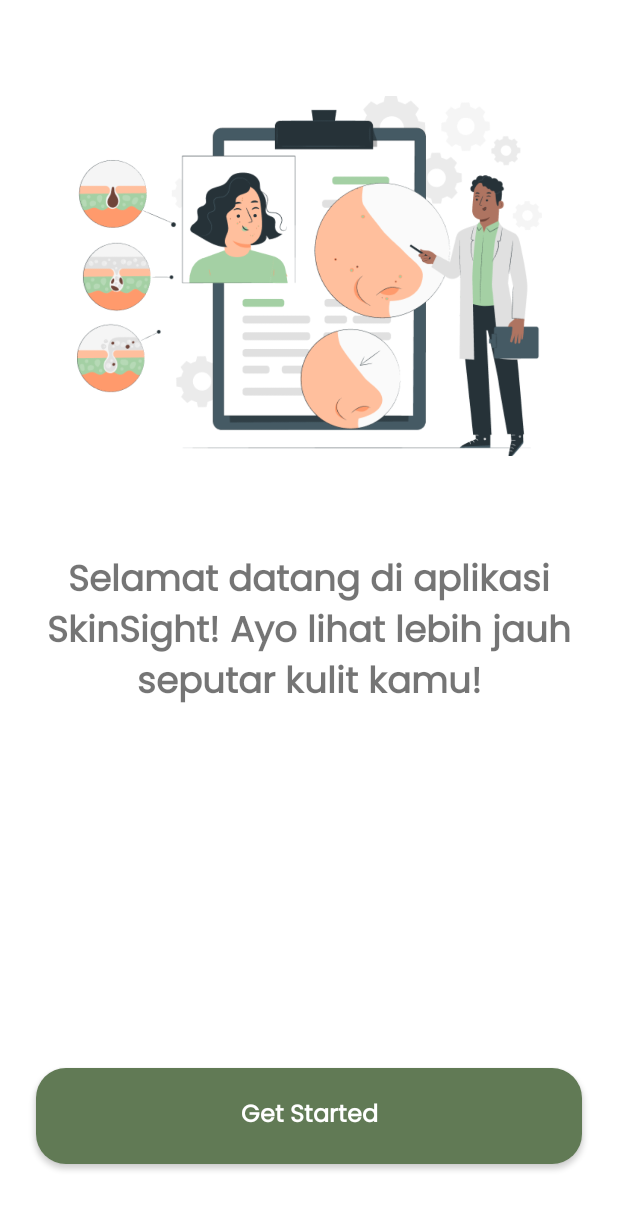
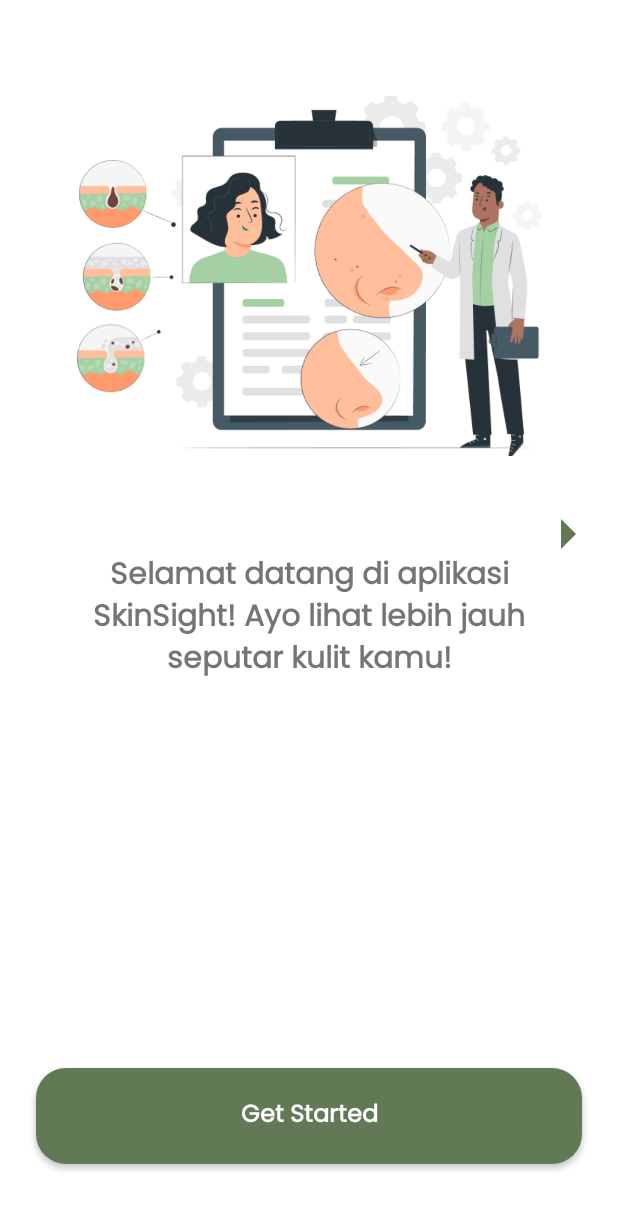
Before and after one commit to yudhah52/Skin-Sight-Apps, an Android app: the OnboardingActivity screen opened directly, with no data from a screen before it, on a phone screen of 412 x 824 dp. Shown: the top 1210 px of the screen. Run offline under Robolectric (Android 15) with nearby library versions, the phone set to English and light mode, and no system bars.

Commit message:
up onboard 2.0

```diff
--- a/app/src/main/java/com/yhezra/skinsightapps/ui/onboard/OnboardingActivity.kt
+++ b/app/src/main/java/com/yhezra/skinsightapps/ui/onboard/OnboardingActivity.kt
@@ -3,27 +3,33 @@ package com.yhezra.skinsightapps.ui.onboard
 import android.content.Intent
 import androidx.appcompat.app.AppCompatActivity
 import android.os.Bundle
+import android.view.View
+import androidx.viewpager2.widget.ViewPager2
 import com.yhezra.skinsightapps.R
 import com.yhezra.skinsightapps.data.local.model.Onboard
 import com.yhezra.skinsightapps.databinding.ActivityOnboardingBinding
 import com.yhezra.skinsightapps.ui.onboard.adapter.OnboardListAdapter
+import com.yhezra.skinsightapps.ui.onboard.adapter.OnboardingPageChangeCallback
 import com.yhezra.skinsightapps.ui.signup.SignUpActivity
 
 class OnboardingActivity : AppCompatActivity() {
     private lateinit var binding: ActivityOnboardingBinding
-    private lateinit var onboardListAdapter:OnboardListAdapter
+    private lateinit var onboardListAdapter: OnboardListAdapter
 
-    val onboardList:List<Onboard> = listOf(
+    private lateinit var onboardingPageChangeCallback: OnboardingPageChangeCallback
+
+    private var currentPosition = 0
+    private val onboardList: List<Onboard> = listOf(
         Onboard(
             img = R.drawable.img_onboard,
             description = "Selamat datang di aplikasi SkinSight! Ayo lihat lebih jauh seputar kulit kamu!"
         ),
         Onboard(
-            img = R.drawable.img_onboard,
+            img = R.drawable.img_onboard_2,
             description = "Ketahui kondisi kulit dan tipe kulit kamu dalam sekejap!"
         ),
         Onboard(
-            img = R.drawable.img_onboard,
+            img = R.drawable.img_onboard_3,
             description = "Dapatkan kulit sehat yang kamu inginkan, coba sekarang dan lihat hasilnya!"
         ),
     )
@@ -33,16 +39,51 @@ class OnboardingActivity : AppCompatActivity() {
         super.onCreate(savedInstanceState)
         setContentView(binding.root)
 
+        onboardingPageChangeCallback = OnboardingPageChangeCallback(
+            viewPager = binding.viewpagerOnboard,
+            btnLeft = binding.btnLeftOnboard,
+            btnRight = binding.btnRightOnboard,
+            pageSize = onboardList.size,
+        )
         setOnboardList()
 
-        binding.btnOnboard.setOnClickListener {
-            val moveToSignInActivity = Intent(this@OnboardingActivity, SignUpActivity::class.java)
-            startActivity(moveToSignInActivity)
+        binding.apply {
+            btnOnboard.setOnClickListener {
+                val moveToSignInActivity =
+                    Intent(this@OnboardingActivity, SignUpActivity::class.java)
+                startActivity(moveToSignInActivity)
+            }
+            btnRightOnboard.setOnClickListener {
+                if (currentPosition < onboardList.size - 1)
+                    currentPosition += 1
+                setButtonVisibility()
+                onboardingPageChangeCallback.setCurrentItem(currentPosition)
+            }
+            btnLeftOnboard.setOnClickListener {
+                if (currentPosition > 0)
+                    currentPosition -= 1
+                setButtonVisibility()
+                onboardingPageChangeCallback.setCurrentItem(currentPosition)
+
+            }
+        }
+    }
+
+    private fun setButtonVisibility() {
+        if (currentPosition == onboardList.size - 1)
+            binding.btnRightOnboard.visibility = View.GONE
+        else if (currentPosition == 0)
+            binding.btnLeftOnboard.visibility = View.GONE
+        else {
+            binding.btnLeftOnboard.visibility = View.VISIBLE
+            binding.btnRightOnboard.visibility = View.VISIBLE
         }
     }
 
     private fun setOnboardList() {
         onboardListAdapter = OnboardListAdapter(onboardList)
         binding.viewpagerOnboard.adapter = onboardListAdapter
+        binding.viewpagerOnboard.registerOnPageChangeCallback(onboardingPageChangeCallback)
+        currentPosition = onboardingPageChangeCallback.getSelectedPosition()
     }
 }
--- /dev/null
+++ b/app/src/main/java/com/yhezra/skinsightapps/ui/onboard/adapter/OnboardingPageChangeCallback.kt
@@ -0,0 +1,46 @@
+package com.yhezra.skinsightapps.ui.onboard.adapter
+
+import android.view.View
+import android.widget.ImageView
+import androidx.viewpager2.widget.ViewPager2
+
+class OnboardingPageChangeCallback(
+    private val viewPager: ViewPager2,
+    private val btnLeft: ImageView,
+    private val btnRight: ImageView,
+    private val pageSize:Int,
+) : ViewPager2.OnPageChangeCallback() {
+    private var selectedPosition = 0
+
+
+    override fun onPageScrolled(position: Int, positionOffset: Float, positionOffsetPixels: Int) {
+        setButtonVisibility()
+    }
+
+    override fun onPageSelected(position: Int) {
+        selectedPosition = position
+    }
+
+    override fun onPageScrollStateChanged(state: Int) {
+        // Tidak perlu implementasi
+    }
+
+    fun getSelectedPosition(): Int {
+        return selectedPosition
+    }
+
+    fun setCurrentItem(position: Int) {
+        viewPager.setCurrentItem(position, true)
+    }
+
+    private fun setButtonVisibility() {
+        if (selectedPosition == pageSize - 1)
+            btnRight.visibility = View.GONE
+        else if (selectedPosition == 0)
+           btnLeft.visibility = View.GONE
+        else {
+            btnLeft.visibility = View.VISIBLE
+            btnRight.visibility = View.VISIBLE
+        }
+    }
+}
--- /dev/null
+++ b/app/src/main/res/drawable/ic_arrow_left.xml
@@ -0,0 +1,5 @@
+<vector android:autoMirrored="true" android:height="24dp"
+    android:tint="#617A55" android:viewportHeight="24"
+    android:viewportWidth="24" android:width="24dp" xmlns:android="http://schemas.android.com/apk/res/android">
+    <path android:fillColor="@android:color/white" android:pathData="M14,7l-5,5 5,5V7z"/>
+</vector>
--- /dev/null
+++ b/app/src/main/res/drawable/ic_arrow_right.xml
@@ -0,0 +1,5 @@
+<vector android:autoMirrored="true" android:height="24dp"
+    android:tint="#617A55" android:viewportHeight="24"
+    android:viewportWidth="24" android:width="24dp" xmlns:android="http://schemas.android.com/apk/res/android">
+    <path android:fillColor="@android:color/white" android:pathData="M10,17l5,-5 -5,-5v10z"/>
+</vector>
--- a/app/src/main/res/layout/activity_onboarding.xml
+++ b/app/src/main/res/layout/activity_onboarding.xml
@@ -8,12 +8,34 @@
 
     <androidx.viewpager2.widget.ViewPager2
         android:id="@+id/viewpager_onboard"
-      android:layout_width="match_parent"
+        android:layout_width="0dp"
         android:layout_height="0dp"
+        app:layout_constraintBottom_toBottomOf="parent"
+        app:layout_constraintEnd_toEndOf="parent"
         app:layout_constraintStart_toStartOf="parent"
+        app:layout_constraintTop_toTopOf="parent" />
+
+    <ImageView
+        android:id="@+id/btn_left_onboard"
+        android:layout_width="48dp"
+        android:layout_height="48dp"
+        android:layout_marginStart="10dp"
+        android:src="@drawable/ic_arrow_left"
+        app:layout_constraintBottom_toTopOf="@id/btn_onboard"
+        app:layout_constraintStart_toStartOf="parent"
+        app:layout_constraintTop_toTopOf="parent"
+        tools:ignore="ContentDescription,ImageContrastCheck" />
+
+    <ImageView
+        android:id="@+id/btn_right_onboard"
+        android:layout_width="48dp"
+        android:layout_height="48dp"
+        android:layout_marginEnd="10dp"
+        android:src="@drawable/ic_arrow_right"
+        app:layout_constraintBottom_toTopOf="@id/btn_onboard"
         app:layout_constraintEnd_toEndOf="parent"
         app:layout_constraintTop_toTopOf="parent"
-      app:layout_constraintBottom_toTopOf="@id/btn_onboard"/>
+        tools:ignore="ContentDescription,ImageContrastCheck" />
 
     <Button
         android:id="@+id/btn_onboard"
@@ -30,6 +52,6 @@
         android:textStyle="bold"
         app:layout_constraintBottom_toBottomOf="parent"
         app:layout_constraintEnd_toEndOf="parent"
-    app:layout_constraintStart_toStartOf="parent"/>
+        app:layout_constraintStart_toStartOf="parent" />
 
 </androidx.constraintlayout.widget.ConstraintLayout>
--- a/app/src/main/res/layout/item_onboard.xml
+++ b/app/src/main/res/layout/item_onboard.xml
@@ -26,7 +26,7 @@
         android:layout_marginEnd="24dp"
         android:gravity="center"
         android:text="@string/onboard_description"
-        android:textSize="24sp"
+        android:textSize="20sp"
         android:textStyle="bold"
         app:layout_constraintEnd_toEndOf="parent"
         app:layout_constraintStart_toStartOf="parent"
```
Also changed, not shown: app/src/main/res/drawable-v24/img_onboard_2.png (added), app/src/main/res/drawable-v24/img_onboard_3.png (added). Lines whose indentation alone changed are shown as unchanged.
